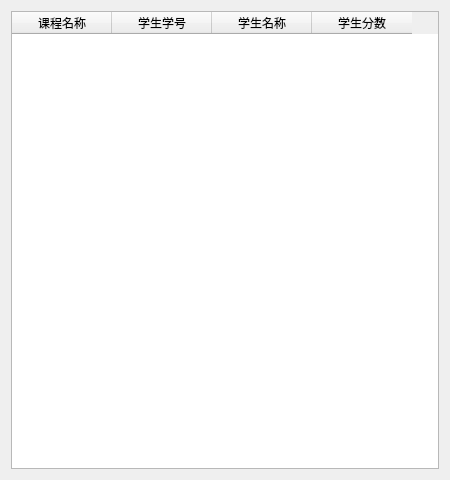
Old version of the form untitled1/teamanagescore.ui in the repository 2018876441/C-_project.
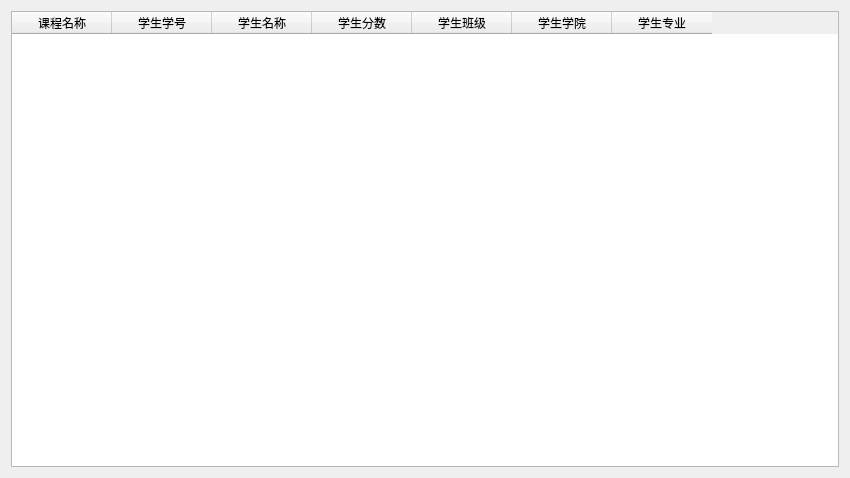
New version of the form.

Patch:
```diff
--- a/untitled1/teamanagescore.ui
+++ b/untitled1/teamanagescore.ui
@@ -6,19 +6,19 @@
    <rect>
     <x>0</x>
     <y>0</y>
-    <width>450</width>
-    <height>480</height>
+    <width>850</width>
+    <height>478</height>
    </rect>
   </property>
   <property name="minimumSize">
    <size>
-    <width>450</width>
-    <height>480</height>
+    <width>850</width>
+    <height>0</height>
    </size>
   </property>
   <property name="maximumSize">
    <size>
-    <width>450</width>
+    <width>850</width>
     <height>480</height>
    </size>
   </property>
@@ -48,6 +48,21 @@
        <string>学生分数</string>
       </property>
      </column>
+     <column>
+      <property name="text">
+       <string>学生班级</string>
+      </property>
+     </column>
+     <column>
+      <property name="text">
+       <string>学生学院</string>
+      </property>
+     </column>
+     <column>
+      <property name="text">
+       <string>学生专业</string>
+      </property>
+     </column>
     </widget>
    </item>
   </layout>
```
